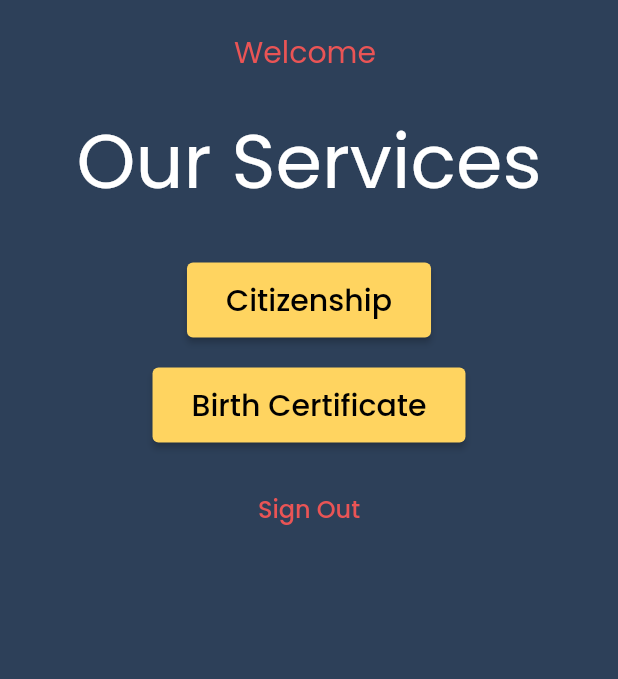
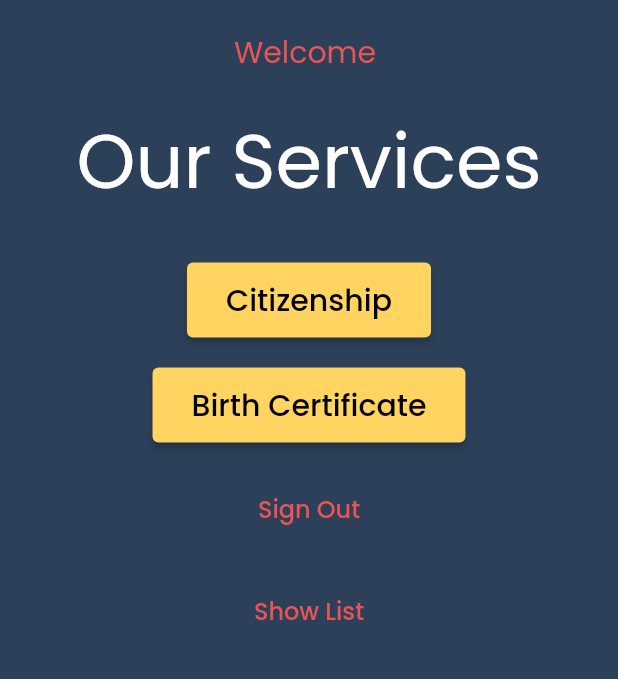
Before and after one commit to sandesh101/E-Palika, a Flutter app: the HomePage screen opened by its route, on a phone screen of 412 x 824 dp, the part 225-904 px from its top. Run offline on Flutter 3.47's test engine with Material 2 defaults, Android fonts, the phone set to English and light mode, and no system bars; our stand-ins replace cloud_firestore, firebase_auth, firebase_core, fluttertoast, google_fonts, image_picker; accounts and stored records are empty.

```diff
--- a/lib/main.dart
+++ b/lib/main.dart
@@ -32,7 +32,8 @@ class MyApp extends StatelessWidget {
         'home': (context) => const HomePage(),
         'upload_photo': (context) => const PickImage(),
         'citizenship_details': (context) => const CitizenshipDetails(),
-        'citizenship_form': (context) => const CitizenshipForm(),
+        'citizenship_form': (context) =>
+            const CitizenshipForm(), //citizenshipform
         'birthcertificate_details': (context) =>
             const BirthCertificateDetails(),
         'birthregistration_form': (context) => const BirthRegistrationForm(),
--- a/lib/screens/home_screen.dart
+++ b/lib/screens/home_screen.dart
@@ -80,6 +80,22 @@ class _HomePageState extends State<HomePage> {
                     ),
                   ),
                 ),
+                const SizedBox(
+                  height: 20,
+                ),
+                TextButton(
+                  onPressed: () {
+                    // FirebaseAuth.instance.signOut();
+                    Navigator.pushNamed(context, 'showList');
+                  },
+                  child: Text(
+                    'Show List',
+                    style: GoogleFonts.poppins(
+                      fontSize: 16,
+                      color: AppColors.accentColor,
+                    ),
+                  ),
+                ),
               ],
             )
             // const SizedBox(
--- a/lib/screens/signup_screen.dart
+++ b/lib/screens/signup_screen.dart
@@ -21,6 +21,8 @@ class _SignUpScreenState extends State<SignUpScreen> {
   bool isObscure = true;
 
   final FirebaseAuth _auth = FirebaseAuth.instance;
+
+  UserCredential? userCredential;
 
   @override
   Widget build(BuildContext context) {
@@ -118,8 +120,8 @@ class _SignUpScreenState extends State<SignUpScreen> {
             Buttons(
               buttonText: "Sign Up",
               buttonColor: AppColors.secondaryColor,
-              onClick: () {
-                _auth
+              onClick: () async {
+                userCredential = await _auth
                     .createUserWithEmailAndPassword(
                         email: _emailController.text,
                         password: _passwordController.text)
```
Also changed, not shown: lib/screens/citizenship/citizenship_form.dart (+23 -13 lines), lib/widgets/show_data_list.dart (+28 -0 lines).
